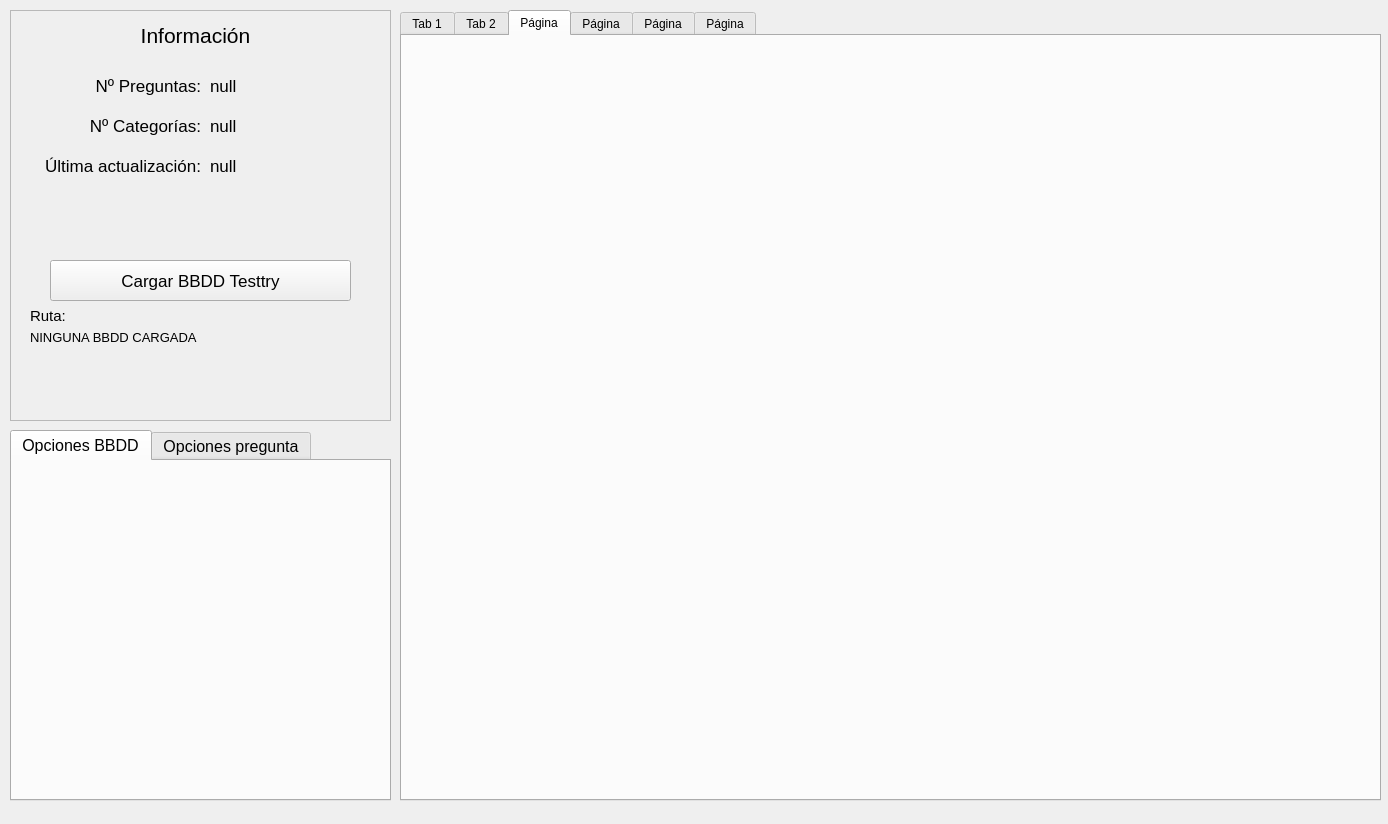
The window that Presentacion/UI_Principal.ui (eduardez/Testtry-Database-Manager) describes before a commit, drawn with Qt 5.
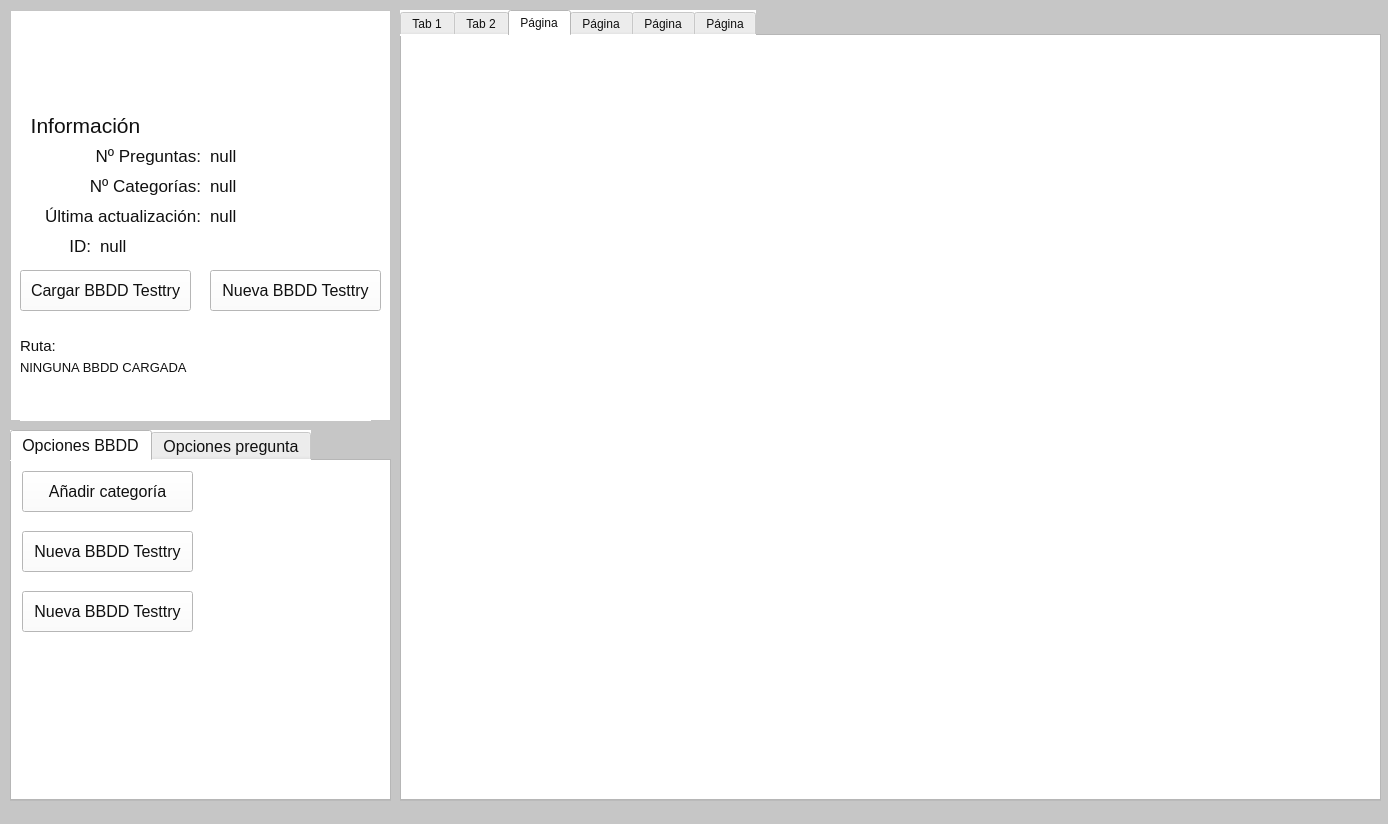
The same window after the commit. The open tabs and pages were chosen to show the change.

```diff
--- a/Presentacion/UI_Principal.ui
+++ b/Presentacion/UI_Principal.ui
@@ -13,6 +13,10 @@
   <property name="windowTitle">
    <string>Frame</string>
   </property>
+  <property name="styleSheet">
+   <string notr="true">color: rgb(16, 16, 16);
+background-color: rgb(198, 198, 198);</string>
+  </property>
   <widget class="QFrame" name="frame">
    <property name="geometry">
     <rect>
@@ -22,6 +26,9 @@
      <height>411</height>
     </rect>
    </property>
+   <property name="styleSheet">
+    <string notr="true">background-color: rgb(255, 255, 255);</string>
+   </property>
    <property name="frameShape">
     <enum>QFrame::StyledPanel</enum>
    </property>
@@ -32,7 +39,7 @@
     <property name="geometry">
      <rect>
       <x>40</x>
-      <y>60</y>
+      <y>130</y>
       <width>151</width>
       <height>31</height>
      </rect>
@@ -53,7 +60,7 @@
     <property name="geometry">
      <rect>
       <x>200</x>
-      <y>60</y>
+      <y>130</y>
       <width>171</width>
       <height>31</height>
      </rect>
@@ -73,8 +80,8 @@
    <widget class="QLabel" name="label_11">
     <property name="geometry">
      <rect>
-      <x>120</x>
-      <y>10</y>
+      <x>10</x>
+      <y>100</y>
       <width>131</width>
       <height>31</height>
      </rect>
@@ -95,7 +102,7 @@
     <property name="geometry">
      <rect>
       <x>200</x>
-      <y>100</y>
+      <y>160</y>
       <width>171</width>
       <height>31</height>
      </rect>
@@ -116,7 +123,7 @@
     <property name="geometry">
      <rect>
       <x>40</x>
-      <y>100</y>
+      <y>160</y>
       <width>151</width>
       <height>31</height>
      </rect>
@@ -137,7 +144,7 @@
     <property name="geometry">
      <rect>
       <x>200</x>
-      <y>140</y>
+      <y>190</y>
       <width>171</width>
       <height>31</height>
      </rect>
@@ -158,7 +165,7 @@
     <property name="geometry">
      <rect>
       <x>10</x>
-      <y>140</y>
+      <y>190</y>
       <width>181</width>
       <height>31</height>
      </rect>
@@ -178,15 +185,15 @@
    <widget class="QPushButton" name="btn_cargar_bbdd">
     <property name="geometry">
      <rect>
-      <x>40</x>
-      <y>250</y>
-      <width>301</width>
+      <x>10</x>
+      <y>260</y>
+      <width>171</width>
       <height>41</height>
      </rect>
     </property>
     <property name="font">
      <font>
-      <pointsize>13</pointsize>
+      <pointsize>12</pointsize>
      </font>
     </property>
     <property name="text">
@@ -196,9 +203,9 @@
    <widget class="QLabel" name="lbl_ruta_bbdd">
     <property name="geometry">
      <rect>
-      <x>20</x>
-      <y>320</y>
-      <width>341</width>
+      <x>10</x>
+      <y>350</y>
+      <width>351</width>
       <height>61</height>
      </rect>
     </property>
@@ -223,8 +230,8 @@
    <widget class="QLabel" name="label_8">
     <property name="geometry">
      <rect>
-      <x>20</x>
-      <y>290</y>
+      <x>10</x>
+      <y>320</y>
       <width>171</width>
       <height>31</height>
      </rect>
@@ -241,6 +248,66 @@
      <set>Qt::AlignLeading|Qt::AlignLeft|Qt::AlignVCenter</set>
     </property>
    </widget>
+   <widget class="QPushButton" name="btn_nueva_bbdd">
+    <property name="geometry">
+     <rect>
+      <x>200</x>
+      <y>260</y>
+      <width>171</width>
+      <height>41</height>
+     </rect>
+    </property>
+    <property name="font">
+     <font>
+      <pointsize>12</pointsize>
+     </font>
+    </property>
+    <property name="text">
+     <string>Nueva BBDD Testtry</string>
+    </property>
+   </widget>
+   <widget class="QLabel" name="label_7">
+    <property name="geometry">
+     <rect>
+      <x>10</x>
+      <y>220</y>
+      <width>71</width>
+      <height>31</height>
+     </rect>
+    </property>
+    <property name="font">
+     <font>
+      <pointsize>13</pointsize>
+     </font>
+    </property>
+    <property name="text">
+     <string>ID:</string>
+    </property>
+    <property name="alignment">
+     <set>Qt::AlignRight|Qt::AlignTrailing|Qt::AlignVCenter</set>
+    </property>
+   </widget>
+   <widget class="QLabel" name="lbl_id_db">
+    <property name="geometry">
+     <rect>
+      <x>90</x>
+      <y>220</y>
+      <width>281</width>
+      <height>31</height>
+     </rect>
+    </property>
+    <property name="font">
+     <font>
+      <pointsize>13</pointsize>
+     </font>
+    </property>
+    <property name="text">
+     <string>null</string>
+    </property>
+    <property name="alignment">
+     <set>Qt::AlignLeading|Qt::AlignLeft|Qt::AlignVCenter</set>
+    </property>
+   </widget>
   </widget>
   <widget class="QTabWidget" name="tabWidget">
    <property name="geometry">
@@ -256,6 +323,9 @@
      <pointsize>12</pointsize>
     </font>
    </property>
+   <property name="styleSheet">
+    <string notr="true">background-color: rgb(255, 255, 255);</string>
+   </property>
    <property name="tabPosition">
     <enum>QTabWidget::North</enum>
    </property>
@@ -278,6 +348,60 @@
     <attribute name="title">
      <string>Opciones BBDD</string>
     </attribute>
+    <widget class="QPushButton" name="btn_add_categoria">
+     <property name="geometry">
+      <rect>
+       <x>10</x>
+       <y>10</y>
+       <width>171</width>
+       <height>41</height>
+      </rect>
+     </property>
+     <property name="font">
+      <font>
+       <pointsize>12</pointsize>
+      </font>
+     </property>
+     <property name="text">
+      <string>Añadir categoría</string>
+     </property>
+    </widget>
+    <widget class="QPushButton" name="btn_nueva_bbdd_3">
+     <property name="geometry">
+      <rect>
+       <x>10</x>
+       <y>70</y>
+       <width>171</width>
+       <height>41</height>
+      </rect>
+     </property>
+     <property name="font">
+      <font>
+       <pointsize>12</pointsize>
+      </font>
+     </property>
+     <property name="text">
+      <string>Nueva BBDD Testtry</string>
+     </property>
+    </widget>
+    <widget class="QPushButton" name="btn_nueva_bbdd_4">
+     <property name="geometry">
+      <rect>
+       <x>10</x>
+       <y>130</y>
+       <width>171</width>
+       <height>41</height>
+      </rect>
+     </property>
+     <property name="font">
+      <font>
+       <pointsize>12</pointsize>
+      </font>
+     </property>
+     <property name="text">
+      <string>Nueva BBDD Testtry</string>
+     </property>
+    </widget>
    </widget>
    <widget class="QWidget" name="tab_opt_pregunta">
     <attribute name="title">
@@ -294,6 +418,9 @@
      <height>791</height>
     </rect>
    </property>
+   <property name="styleSheet">
+    <string notr="true">background-color: rgb(255, 255, 255);</string>
+   </property>
    <property name="currentIndex">
     <number>0</number>
    </property>
```
Left out of the diff: 4 changed lines with no effect on the pictures.
